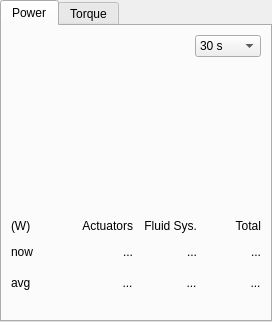
The window that src/widgets/diagnostics_widget.ui (cbrice72/LIBRA-App) describes before a commit, drawn with Qt 5.
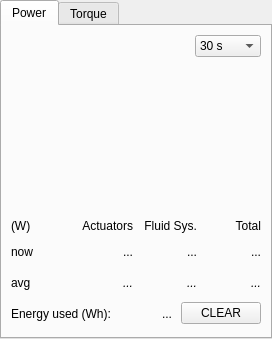
The same window after the commit. Custom widgets are drawn as their Qt base class.

Commit message: track total energy use in Diagnostics tab

```diff
--- a/src/widgets/diagnostics_widget.ui
+++ b/src/widgets/diagnostics_widget.ui
@@ -280,6 +280,59 @@
          </item>
         </layout>
        </item>
+       <item>
+        <layout class="QHBoxLayout" name="hl_energy">
+         <item>
+          <widget class="QLabel" name="static_l_energy">
+           <property name="text">
+            <string>Energy used (Wh):</string>
+           </property>
+          </widget>
+         </item>
+         <item>
+          <widget class="QLabel" name="l_energy">
+           <property name="minimumSize">
+            <size>
+             <width>55</width>
+             <height>25</height>
+            </size>
+           </property>
+           <property name="statusTip">
+            <string>Total estimated energy</string>
+           </property>
+           <property name="text">
+            <string>...</string>
+           </property>
+           <property name="alignment">
+            <set>Qt::AlignmentFlag::AlignRight|Qt::AlignmentFlag::AlignTrailing|Qt::AlignmentFlag::AlignVCenter</set>
+           </property>
+          </widget>
+         </item>
+         <item>
+          <spacer name="h_spacer_energy">
+           <property name="orientation">
+            <enum>Qt::Orientation::Horizontal</enum>
+           </property>
+           <property name="sizeHint" stdset="0">
+            <size>
+             <width>0</width>
+             <height>20</height>
+            </size>
+           </property>
+          </spacer>
+         </item>
+         <item>
+          <widget class="QPushButton" name="pb_energy_clear">
+           <property name="statusTip">
+            <string>Clear the running energy total</string>
+           </property>
+           <property name="text">
+            <string>CLEAR</string>
+           </property>
+          </widget>
+         </item>
+        </layout>
+       </item>
        <item>
         <spacer name="v_spacer_power">
          <property name="orientation">
```
The commit also changes 2 other files.
